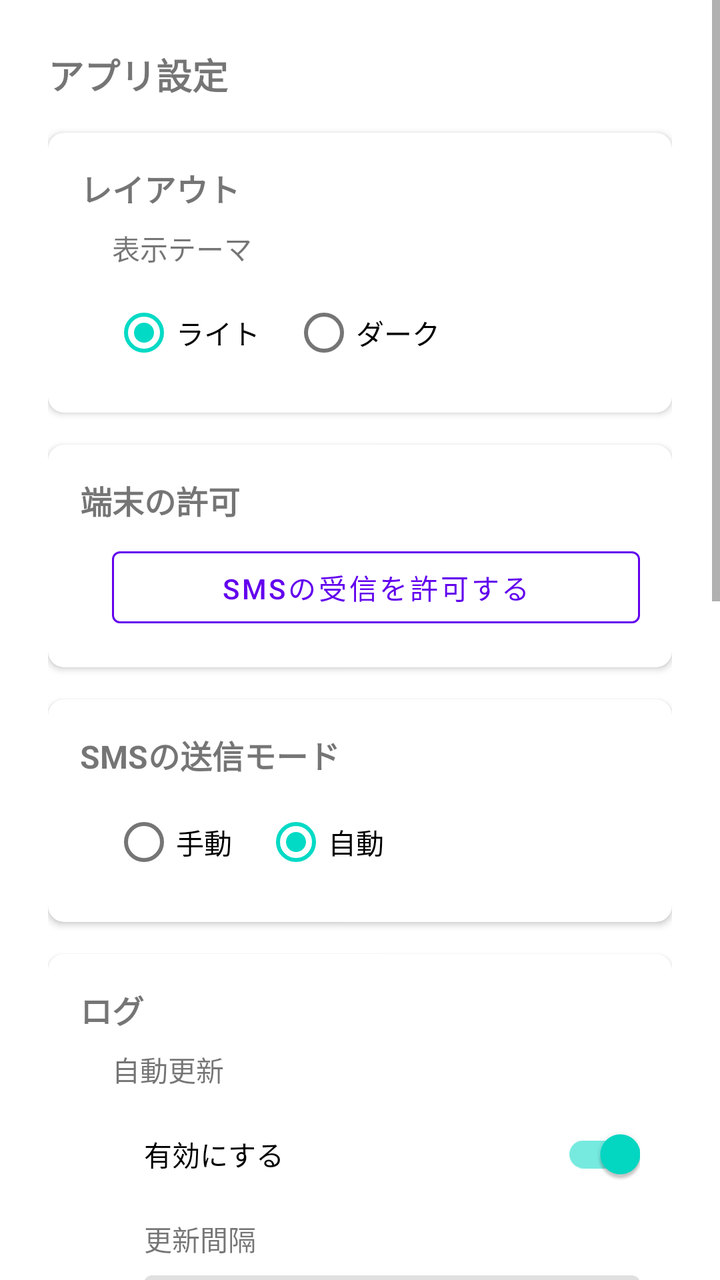
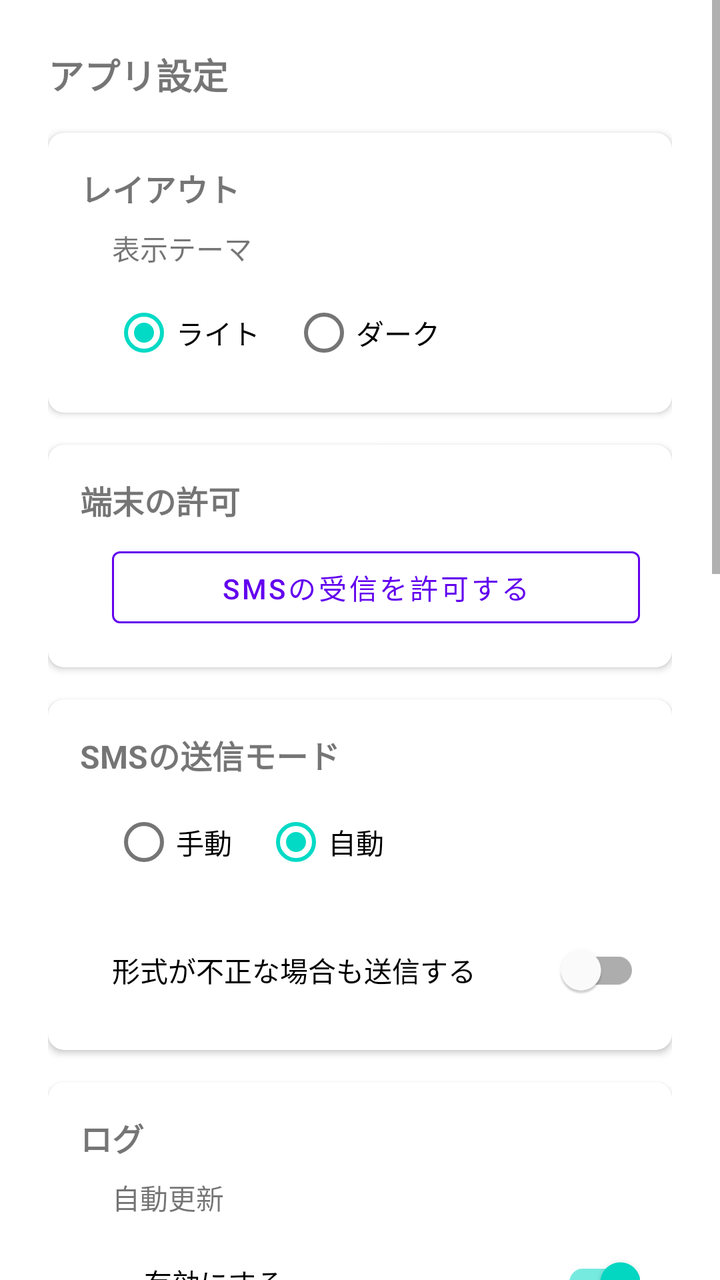

Before-and-after screenshots of an Android layout around one commit, followed by the original layout XML and the change that was made.
<!-- AndroidManifest.xml: application theme Theme.SmsToKintone -->
<!-- res/layout/activity_app_settings.xml -->
<?xml version="1.0" encoding="utf-8"?>
<ScrollView xmlns:android="http://schemas.android.com/apk/res/android"
    xmlns:app="http://schemas.android.com/apk/res-auto"
    android:id="@+id/svAppSettings"
    android:layout_width="match_parent"
    android:layout_height="match_parent">

    <LinearLayout
        android:layout_width="match_parent"
        android:layout_height="wrap_content"
        android:orientation="vertical"
        android:padding="24dp">

        <TextView
            android:layout_width="wrap_content"
            android:layout_height="wrap_content"
            android:text="@string/title_app_settings"
            android:textSize="18sp"
            android:textStyle="bold" />

        <com.google.android.material.card.MaterialCardView
            android:layout_width="match_parent"
            android:layout_height="wrap_content"
            android:layout_marginTop="16dp"
            app:cardElevation="2dp"
            app:cardCornerRadius="8dp">

            <LinearLayout
                android:layout_width="match_parent"
                android:layout_height="wrap_content"
                android:orientation="vertical"
                android:padding="16dp">

                <TextView
                    android:layout_width="wrap_content"
                    android:layout_height="wrap_content"
                    android:layout_marginBottom="8dp"
                    android:text="@string/section_layout"
                    android:textSize="16sp"
                    android:textStyle="bold" />

                <LinearLayout
                    android:layout_width="match_parent"
                    android:layout_height="wrap_content"
                    android:layout_marginStart="16dp"
                    android:orientation="vertical">

                    <TextView
                        android:layout_width="wrap_content"
                        android:layout_height="wrap_content"
                        android:layout_marginBottom="8dp"
                        android:text="@string/section_theme_mode"
                        android:textSize="14sp" />

                    <com.google.android.material.switchmaterial.SwitchMaterial
                        android:id="@+id/swThemeFollowSystem"
                        android:layout_width="match_parent"
                        android:layout_height="wrap_content"
                        android:visibility="gone"
                        android:checked="true"
                        android:text="@string/switch_theme_follow_system" />

                    <RadioGroup
                        android:id="@+id/rgThemeLightDark"
                        android:layout_width="match_parent"
                        android:layout_height="wrap_content"
                        android:orientation="horizontal">

                        <RadioButton
                            android:id="@+id/rbThemeLight"
                            android:layout_width="wrap_content"
                            android:layout_height="wrap_content"
                            android:checked="true"
                            android:text="@string/rb_theme_light" />

                        <RadioButton
                            android:id="@+id/rbThemeDark"
                            android:layout_width="wrap_content"
                            android:layout_height="wrap_content"
                            android:layout_marginStart="16dp"
                            android:text="@string/rb_theme_dark" />
                    </RadioGroup>
                </LinearLayout>
            </LinearLayout>
        </com.google.android.material.card.MaterialCardView>

        <com.google.android.material.card.MaterialCardView
            android:layout_width="match_parent"
            android:layout_height="wrap_content"
            android:layout_marginTop="16dp"
            app:cardElevation="2dp"
            app:cardCornerRadius="8dp">

            <LinearLayout
                android:layout_width="match_parent"
                android:layout_height="wrap_content"
                android:orientation="vertical"
                android:padding="16dp">

                <TextView
                    android:layout_width="wrap_content"
                    android:layout_height="wrap_content"
                    android:layout_marginBottom="8dp"
                    android:text="@string/section_permission"
                    android:textSize="16sp"
                    android:textStyle="bold" />

                <LinearLayout
                    android:layout_width="match_parent"
                    android:layout_height="wrap_content"
                    android:layout_marginStart="16dp"
                    android:orientation="vertical">

                    <TextView
                        android:id="@+id/tvPermissionStatus"
                        android:layout_width="wrap_content"
                        android:layout_height="wrap_content"
                        android:layout_marginBottom="8dp"
                        android:text="@string/permission_status_granted"
                        android:visibility="gone" />

                    <com.google.android.material.button.MaterialButton
                        android:id="@+id/btnRequestPermission"
                        style="@style/AppButton.OutlinedButton"
                        android:layout_width="match_parent"
                        android:layout_height="wrap_content"
                        android:text="@string/btn_request_permission" />
                </LinearLayout>
            </LinearLayout>
        </com.google.android.material.card.MaterialCardView>

        <com.google.android.material.card.MaterialCardView
            android:layout_width="match_parent"
            android:layout_height="wrap_content"
            android:layout_marginTop="16dp"
            app:cardElevation="2dp"
            app:cardCornerRadius="8dp">

            <LinearLayout
                android:layout_width="match_parent"
                android:layout_height="wrap_content"
                android:orientation="vertical"
                android:padding="16dp">

                <TextView
                    android:layout_width="wrap_content"
                    android:layout_height="wrap_content"
                    android:layout_marginBottom="8dp"
                    android:text="@string/section_sms_forwarding"
                    android:textSize="16sp"
                    android:textStyle="bold" />

                <LinearLayout
                    android:layout_width="match_parent"
                    android:layout_height="wrap_content"
                    android:layout_marginStart="16dp"
                    android:orientation="vertical">

                    <RadioGroup
                        android:id="@+id/rgForwardingMode"
                        android:layout_width="match_parent"
                        android:layout_height="wrap_content"
                        android:orientation="horizontal">

                        <RadioButton
                            android:id="@+id/rbForwardingManual"
                            android:layout_width="wrap_content"
                            android:layout_height="wrap_content"
                            android:text="@string/rb_sms_forwarding_manual" />

                        <RadioButton
                            android:id="@+id/rbForwardingAuto"
                            android:layout_width="wrap_content"
                            android:layout_height="wrap_content"
                            android:layout_marginStart="16dp"
                            android:checked="true"
                            android:text="@string/rb_sms_forwarding_auto" />
                    </RadioGroup>
                </LinearLayout>
            </LinearLayout>
        </com.google.android.material.card.MaterialCardView>

        <com.google.android.material.card.MaterialCardView
            android:layout_width="match_parent"
            android:layout_height="wrap_content"
            android:layout_marginTop="16dp"
            app:cardElevation="2dp"
            app:cardCornerRadius="8dp">

            <LinearLayout
                android:layout_width="match_parent"
                android:layout_height="wrap_content"
                android:orientation="vertical"
                android:padding="16dp">

                <TextView
                    android:layout_width="wrap_content"
                    android:layout_height="wrap_content"
                    android:layout_marginBottom="8dp"
                    android:text="@string/section_log"
                    android:textSize="16sp"
                    android:textStyle="bold" />

                <LinearLayout
                    android:layout_width="match_parent"
                    android:layout_height="wrap_content"
                    android:layout_marginStart="16dp"
                    android:orientation="vertical">

                    <TextView
                        android:layout_width="wrap_content"
                        android:layout_height="wrap_content"
                        android:layout_marginBottom="8dp"
                        android:text="@string/section_auto_refresh"
                        android:textSize="14sp" />

                    <LinearLayout
                        android:layout_width="match_parent"
                        android:layout_height="wrap_content"
                        android:layout_marginStart="16dp"
                        android:orientation="vertical">

                        <com.google.android.material.switchmaterial.SwitchMaterial
                            android:id="@+id/swAutoRefreshEnabled"
                            android:layout_width="match_parent"
                            android:layout_height="wrap_content"
                            android:checked="true"
                            android:text="@string/switch_auto_refresh_enabled" />
                    </LinearLayout>

                    <LinearLayout
                        android:layout_width="match_parent"
                        android:layout_height="wrap_content"
                        android:layout_marginStart="16dp"
                        android:orientation="vertical">

                        <TextView
                            android:layout_width="wrap_content"
                            android:layout_height="wrap_content"
                            android:layout_marginTop="8dp"
                            android:layout_marginBottom="8dp"
                            android:text="@string/label_auto_refresh_interval" />

                        <com.google.android.material.textfield.TextInputLayout
                            android:id="@+id/tilAutoRefreshInterval"
                            android:layout_width="match_parent"
                            android:layout_height="wrap_content"
                            android:hint="@string/hint_auto_refresh_interval">

                            <com.google.android.material.textfield.TextInputEditText
                                android:id="@+id/etAutoRefreshInterval"
                                android:layout_width="match_parent"
                                android:layout_height="wrap_content"
                                android:inputType="number" />
                        </com.google.android.material.textfield.TextInputLayout>
                    </LinearLayout>
                </LinearLayout>
            </LinearLayout>
        </com.google.android.material.card.MaterialCardView>

        <com.google.android.material.card.MaterialCardView
            android:layout_width="match_parent"
            android:layout_height="wrap_content"
            android:layout_marginTop="16dp"
            app:cardElevation="2dp"
            app:cardCornerRadius="8dp">

            <LinearLayout
                android:layout_width="match_parent"
                android:layout_height="wrap_content"
                android:orientation="vertical"
                android:padding="16dp">

                <TextView
                    android:layout_width="wrap_content"
                    android:layout_height="wrap_content"
                    android:layout_marginBottom="8dp"
                    android:text="@string/section_sms_search"
                    android:textSize="16sp"
                    android:textStyle="bold" />

                <LinearLayout
                    android:layout_width="match_parent"
                    android:layout_height="wrap_content"
                    android:layout_marginStart="16dp"
                    android:orientation="vertical">

                    <TextView
                        android:layout_width="wrap_content"
                        android:layout_height="wrap_content"
                        android:layout_marginBottom="8dp"
                        android:text="@string/section_search_filter"
                        android:textSize="14sp" />

                    <LinearLayout
                        android:layout_width="match_parent"
                        android:layout_height="wrap_content"
                        android:layout_marginStart="16dp"
                        android:orientation="vertical">

                        <TextView
                            android:layout_width="wrap_content"
                            android:layout_height="wrap_content"
                            android:layout_marginBottom="8dp"
                            android:text="@string/label_sms_search_date_range" />

                        <com.google.android.material.textfield.TextInputLayout
                            android:layout_width="match_parent"
                            android:layout_height="wrap_content"
                            android:hint="@string/hint_sms_search_date_range_days">

                            <com.google.android.material.textfield.TextInputEditText
                                android:id="@+id/etSmsSearchDateRangeDays"
                                android:layout_width="match_parent"
                                android:layout_height="wrap_content"
                                android:inputType="number" />
                        </com.google.android.material.textfield.TextInputLayout>
                    </LinearLayout>

                    <LinearLayout
                        android:layout_width="match_parent"
                        android:layout_height="wrap_content"
                        android:layout_marginStart="16dp"
                        android:orientation="vertical">

                        <TextView
                            android:layout_width="wrap_content"
                            android:layout_height="wrap_content"
                            android:layout_marginTop="16dp"
                            android:layout_marginBottom="8dp"
                            android:text="@string/label_default_profile_filter" />

                        <Spinner
                            android:id="@+id/spDefaultProfileFilter"
                            android:layout_width="match_parent"
                            android:layout_height="wrap_content" />
                    </LinearLayout>

                    <LinearLayout
                        android:layout_width="match_parent"
                        android:layout_height="wrap_content"
                        android:layout_marginStart="16dp"
                        android:orientation="vertical">

                        <TextView
                            android:layout_width="wrap_content"
                            android:layout_height="wrap_content"
                            android:layout_marginTop="16dp"
                            android:layout_marginBottom="8dp"
                            android:text="@string/label_sms_match_tolerance_seconds" />

                        <com.google.android.material.textfield.TextInputLayout
                            android:id="@+id/tilSmsMatchToleranceSeconds"
                            android:layout_width="match_parent"
                            android:layout_height="wrap_content"
                            android:hint="@string/hint_sms_match_tolerance_seconds"
                            app:helperText="@string/helper_sms_match_tolerance_seconds"
                            app:helperTextEnabled="true">

                            <com.google.android.material.textfield.TextInputEditText
                                android:id="@+id/etSmsMatchToleranceSeconds"
                                android:layout_width="match_parent"
                                android:layout_height="wrap_content"
                                android:inputType="number" />
                        </com.google.android.material.textfield.TextInputLayout>
                    </LinearLayout>
                </LinearLayout>

                <LinearLayout
                    android:layout_width="match_parent"
                    android:layout_height="wrap_content"
                    android:layout_marginStart="16dp"
                    android:orientation="vertical">

                    <TextView
                        android:layout_width="wrap_content"
                        android:layout_height="wrap_content"
                        android:layout_marginTop="16dp"
                        android:layout_marginBottom="8dp"
                        android:text="@string/section_reply"
                        android:textSize="14sp" />

                    <LinearLayout
                        android:layout_width="match_parent"
                        android:layout_height="wrap_content"
                        android:layout_marginStart="16dp"
                        android:orientation="vertical">

                        <TextView
                            android:layout_width="wrap_content"
                            android:layout_height="wrap_content"
                            android:layout_marginBottom="8dp"
                            android:text="@string/section_sms_standard_reply_body"
                            android:textSize="14sp" />

                        <com.google.android.material.textfield.TextInputLayout
                            android:layout_width="match_parent"
                            android:layout_height="wrap_content"
                            android:hint="@string/hint_sms_standard_reply_body">

                            <com.google.android.material.textfield.TextInputEditText
                                android:id="@+id/etDefaultReplyBody"
                                android:layout_width="match_parent"
                                android:layout_height="wrap_content"
                                android:inputType="textMultiLine" />
                        </com.google.android.material.textfield.TextInputLayout>
                    </LinearLayout>

                    <LinearLayout
                        android:layout_width="match_parent"
                        android:layout_height="wrap_content"
                        android:layout_marginStart="16dp"
                        android:orientation="vertical">

                        <TextView
                            android:layout_width="wrap_content"
                            android:layout_height="wrap_content"
                            android:layout_marginTop="16dp"
                            android:layout_marginBottom="8dp"
                            android:text="@string/section_sms_split_failed_reply_body"
                            android:textSize="14sp" />

                        <com.google.android.material.textfield.TextInputLayout
                            android:layout_width="match_parent"
                            android:layout_height="wrap_content"
                            android:hint="@string/hint_sms_split_failed_reply_body">

                            <com.google.android.material.textfield.TextInputEditText
                                android:id="@+id/etSplitFailedReplyAddition"
                                android:layout_width="match_parent"
                                android:layout_height="wrap_content"
                                android:inputType="textMultiLine" />
                        </com.google.android.material.textfield.TextInputLayout>
                    </LinearLayout>
                </LinearLayout>
            </LinearLayout>
        </com.google.android.material.card.MaterialCardView>

    </LinearLayout>
</ScrollView>
<!-- resources referenced by this layout -->
<resources>
  <string name="btn_request_permission">SMSの受信を許可する</string>
  <string name="helper_sms_match_tolerance_seconds">受信したSMSと送信ログの受信日時の統合範囲です</string>
  <string name="hint_auto_refresh_interval">秒</string>
  <string name="hint_sms_match_tolerance_seconds">±秒</string>
  <string name="hint_sms_search_date_range_days">日</string>
  <string name="hint_sms_split_failed_reply_body">文言</string>
  <string name="hint_sms_standard_reply_body">文言</string>
  <string name="label_auto_refresh_interval">更新間隔</string>
  <string name="label_default_profile_filter">送信先</string>
  <string name="label_sms_match_tolerance_seconds">統合範囲</string>
  <string name="label_sms_search_date_range">受信日の範囲</string>
  <string name="permission_status_granted">SMS受信 : 許可済み</string>
  <string name="rb_sms_forwarding_auto">自動</string>
  <string name="rb_sms_forwarding_manual">手動</string>
  <string name="rb_theme_dark">ダーク</string>
  <string name="rb_theme_light">ライト</string>
  <string name="section_auto_refresh">自動更新</string>
  <string name="section_layout">レイアウト</string>
  <string name="section_log">ログ</string>
  <string name="section_permission">端末の許可</string>
  <string name="section_reply">返信メッセージ（自動入力）</string>
  <string name="section_search_filter">検索条件（デフォルト）</string>
  <string name="section_sms_forwarding">SMSの送信モード</string>
  <string name="section_sms_search">SMS検索</string>
  <string name="section_sms_split_failed_reply_body">形式が不正な場合</string>
  <string name="section_sms_standard_reply_body">通常</string>
  <string name="section_theme_mode">表示テーマ</string>
  <string name="switch_auto_refresh_enabled">有効にする</string>
  <string name="switch_theme_follow_system">システム設定を有効にする</string>
  <string name="title_app_settings">アプリ設定</string>
  <style name="AppButton.OutlinedButton" parent="Widget.MaterialComponents.Button.OutlinedButton">
          <item name="strokeColor">?attr/colorPrimary</item>
      </style>
  <style name="Theme.SmsToKintone" parent="Theme.MaterialComponents.DayNight.NoActionBar">
          <item name="colorPrimary">@color/purple_500</item>
          <item name="colorPrimaryVariant">@color/purple_700</item>
          <item name="colorOnPrimary">@color/white</item>
          <item name="colorSecondary">@color/teal_200</item>
          <item name="colorSecondaryVariant">@color/teal_700</item>
          <item name="colorOnSecondary">@color/black</item>
      </style>
  <color name="purple_500">#6200EE</color>
  <color name="purple_700">#3700B3</color>
  <color name="white">#FFFFFFFF</color>
  <color name="teal_200">#03DAC5</color>
  <color name="teal_700">#018786</color>
  <color name="black">#FF000000</color>
</resources>

<!-- the commit's change to res/layout/activity_app_settings.xml (unified diff, before → after) -->
@@ -176,6 +176,14 @@
                             android:checked="true"
                             android:text="@string/rb_sms_forwarding_auto" />
                     </RadioGroup>
+
+                    <com.google.android.material.switchmaterial.SwitchMaterial
+                        android:id="@+id/swForwardSplitFailedEnabled"
+                        android:layout_width="match_parent"
+                        android:layout_height="wrap_content"
+                        android:layout_marginTop="16dp"
+                        android:checked="false"
+                        android:text="@string/switch_forward_split_failed_enabled" />
                 </LinearLayout>
             </LinearLayout>
         </com.google.android.material.card.MaterialCardView>
<!-- resource entries referenced after the edit -->
@@ -28,6 +28,7 @@
   <string name="section_sms_standard_reply_body">通常</string>
   <string name="section_theme_mode">表示テーマ</string>
   <string name="switch_auto_refresh_enabled">有効にする</string>
+  <string name="switch_forward_split_failed_enabled">形式が不正な場合も送信する</string>
   <string name="switch_theme_follow_system">システム設定を有効にする</string>
   <string name="title_app_settings">アプリ設定</string>
   <style name="AppButton.OutlinedButton" parent="Widget.MaterialComponents.Button.OutlinedButton">
